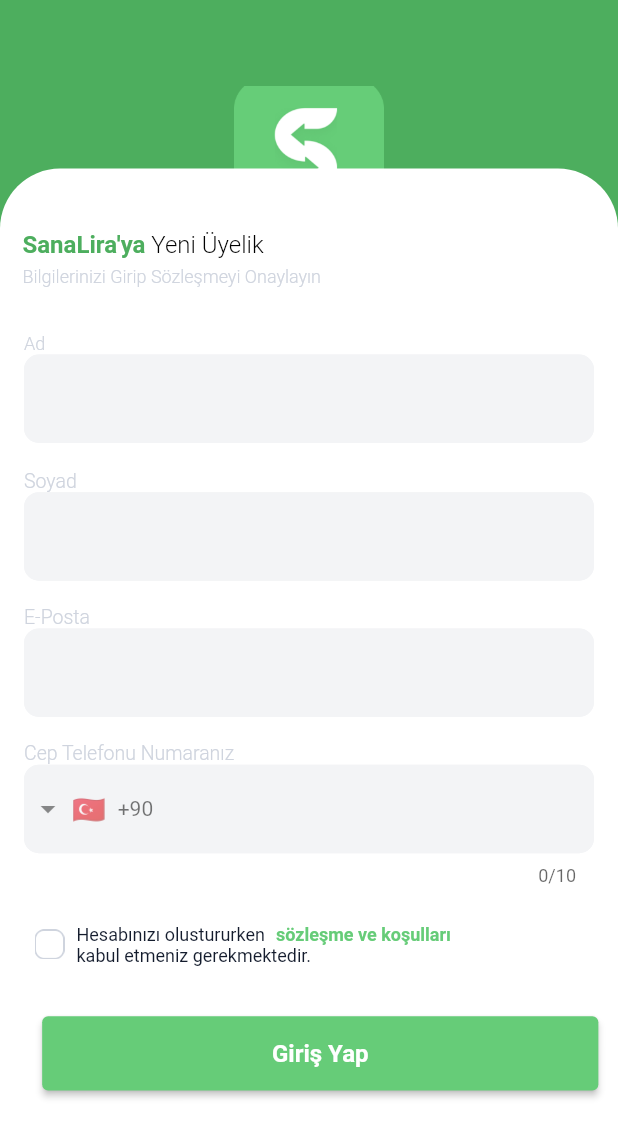
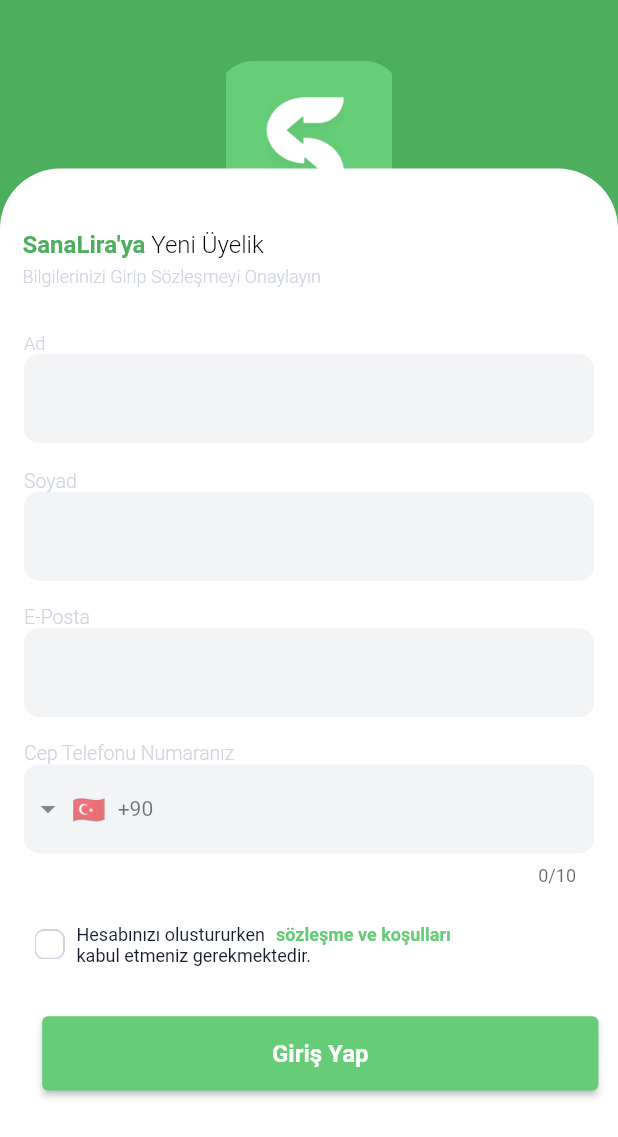
Before and after one commit to cuneyt0/sanalira_case, a Flutter app: the screen it shows after launch, on a phone screen of 412 x 824 dp. Shown: the top 1137 px of the screen. Run offline on Flutter 3.47's test engine with Material 2 defaults, Android fonts, the phone set to English and light mode, and no system bars; drawn by our look-alikes of intl_phone_field; our stand-ins replace connectivity_plus, dio, dotted_border, email_validator, flutter_easyloading, flutter_mobx and 4 more; generated files the repository leaves out were written again.

Commit message:
change RegisterLogoWidget into Container  width,height ,and debugShowCheckedModeBanner:false

```diff
--- a/lib/app/presentation/register/widget/register_logo_widget.dart
+++ b/lib/app/presentation/register/widget/register_logo_widget.dart
@@ -15,12 +15,14 @@ class RegisterLogoWidget extends StatelessWidget {
       child: Container(
         width: context.screenWidht(width: 1),
         height: context.screenHeight(height: .2),
-        color: ColorName.mediumSeaGreen,
+        decoration: BoxDecoration(
+            color: ColorName.mediumSeaGreen,
+            borderRadius: BorderRadius.circular(10)),
         child: Center(
             child: Image.asset(
           Assets.images.logo.keyName,
-          width: 100,
-          height: 90,
+          width: context.screenWidht(width: .27),
+          height: context.screenHeight(height: .15),
           fit: BoxFit.cover,
         )),
       ),
--- a/lib/main.dart
+++ b/lib/main.dart
@@ -18,6 +18,7 @@ class MyApp extends StatelessWidget {
   @override
   Widget build(BuildContext context) {
     return MaterialApp(
+      debugShowCheckedModeBanner: false,
       navigatorKey: Navigation.navigationKey,
       onGenerateRoute: Routes.onGenerateRoutes,
       builder: EasyLoading.init(),
```
